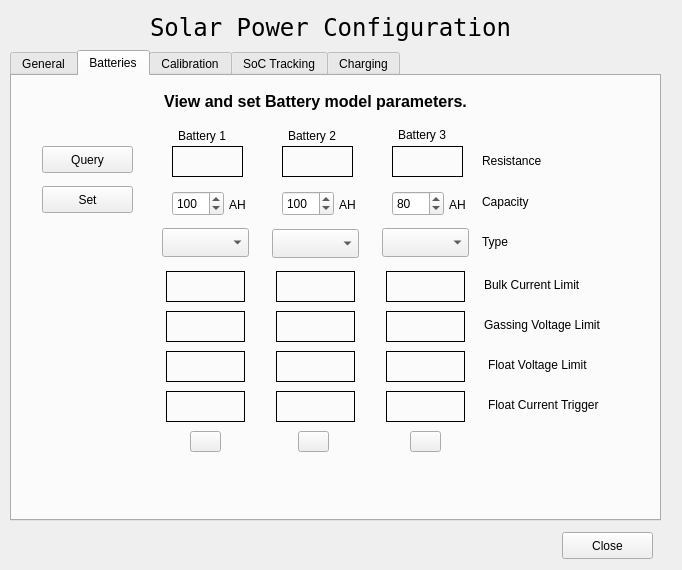
First picture: the form in gui/power-management-configure.ui, repository dmsherazi/Battery-Management-System, before the edit.
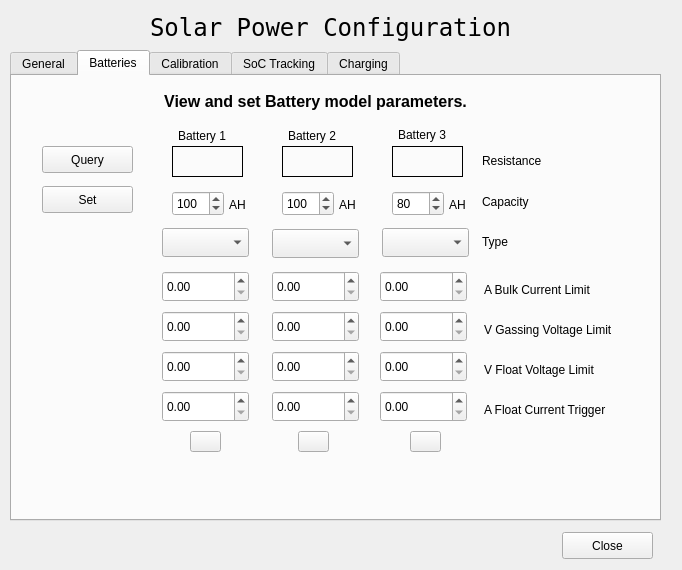
Second picture: the form after the edit. The open tabs and pages were chosen to show the change.

Commit message: Change battery parameter labels in config GUI to double spin boxes

What changed in the file:
```diff
--- a/gui/power-management-configure.ui
+++ b/gui/power-management-configure.ui
@@ -552,187 +552,43 @@
       <bool>true</bool>
      </property>
     </widget>
-    <widget class="QLabel" name="battery1FloatVoltage">
-     <property name="geometry">
-      <rect>
-       <x>154</x>
-       <y>275</y>
-       <width>79</width>
-       <height>31</height>
-      </rect>
-     </property>
-     <property name="frameShape">
-      <enum>QFrame::Box</enum>
-     </property>
-     <property name="text">
-      <string/>
-     </property>
-    </widget>
-    <widget class="QLabel" name="battery2FloatVoltage">
-     <property name="geometry">
-      <rect>
-       <x>264</x>
-       <y>275</y>
-       <width>79</width>
-       <height>31</height>
-      </rect>
-     </property>
-     <property name="frameShape">
-      <enum>QFrame::Box</enum>
-     </property>
-     <property name="text">
-      <string/>
-     </property>
-    </widget>
-    <widget class="QLabel" name="battery3FloatVoltage">
-     <property name="geometry">
-      <rect>
-       <x>374</x>
-       <y>275</y>
-       <width>79</width>
-       <height>31</height>
-      </rect>
-     </property>
-     <property name="frameShape">
-      <enum>QFrame::Box</enum>
-     </property>
-     <property name="text">
-      <string/>
-     </property>
-    </widget>
-    <widget class="QLabel" name="battery3FloatCurrent">
-     <property name="geometry">
-      <rect>
-       <x>374</x>
-       <y>315</y>
-       <width>79</width>
-       <height>31</height>
-      </rect>
-     </property>
-     <property name="frameShape">
-      <enum>QFrame::Box</enum>
-     </property>
-     <property name="text">
-      <string/>
-     </property>
-    </widget>
-    <widget class="QLabel" name="battery2FloatCurrent">
-     <property name="geometry">
-      <rect>
-       <x>264</x>
-       <y>315</y>
-       <width>79</width>
-       <height>31</height>
-      </rect>
-     </property>
-     <property name="frameShape">
-      <enum>QFrame::Box</enum>
-     </property>
-     <property name="text">
-      <string/>
-     </property>
-    </widget>
-    <widget class="QLabel" name="battery1FloatCurrent">
-     <property name="geometry">
-      <rect>
-       <x>154</x>
-       <y>315</y>
-       <width>79</width>
-       <height>31</height>
-      </rect>
-     </property>
-     <property name="frameShape">
-      <enum>QFrame::Box</enum>
-     </property>
-     <property name="text">
-      <string/>
-     </property>
-    </widget>
     <widget class="QLabel" name="floatVoltageLabel">
      <property name="geometry">
       <rect>
-       <x>476</x>
-       <y>280</y>
+       <x>472</x>
+       <y>285</y>
        <width>133</width>
        <height>17</height>
       </rect>
      </property>
      <property name="text">
-      <string>Float Voltage Limit</string>
+      <string>V Float Voltage Limit</string>
      </property>
     </widget>
     <widget class="QLabel" name="floatCurrentLabel">
      <property name="geometry">
       <rect>
-       <x>476</x>
-       <y>320</y>
+       <x>472</x>
+       <y>325</y>
        <width>143</width>
        <height>17</height>
       </rect>
      </property>
      <property name="text">
-      <string>Float Current Trigger</string>
-     </property>
-    </widget>
-    <widget class="QLabel" name="battery2AbsorptionCurrent">
-     <property name="geometry">
-      <rect>
-       <x>264</x>
-       <y>195</y>
-       <width>79</width>
-       <height>31</height>
-      </rect>
-     </property>
-     <property name="frameShape">
-      <enum>QFrame::Box</enum>
-     </property>
-     <property name="text">
-      <string/>
-     </property>
-    </widget>
-    <widget class="QLabel" name="battery3AbsorptionCurrent">
-     <property name="geometry">
-      <rect>
-       <x>374</x>
-       <y>195</y>
-       <width>79</width>
-       <height>31</height>
-      </rect>
-     </property>
-     <property name="frameShape">
-      <enum>QFrame::Box</enum>
-     </property>
-     <property name="text">
-      <string/>
-     </property>
-    </widget>
-    <widget class="QLabel" name="battery1AbsorptionCurrent">
-     <property name="geometry">
-      <rect>
-       <x>154</x>
-       <y>195</y>
-       <width>79</width>
-       <height>31</height>
-      </rect>
-     </property>
-     <property name="frameShape">
-      <enum>QFrame::Box</enum>
-     </property>
-     <property name="text">
-      <string/>
+      <string>A Float Current Trigger</string>
      </property>
     </widget>
     <widget class="QLabel" name="absorptionCurrentLabel">
      <property name="geometry">
       <rect>
        <x>472</x>
-       <y>200</y>
+       <y>205</y>
        <width>135</width>
        <height>17</height>
       </rect>
      </property>
      <property name="text">
-      <string>Bulk Current Limit</string>
+      <string>A Bulk Current Limit</string>
      </property>
     </widget>
     <widget class="QPushButton" name="resetMissing1Button">
@@ -787,61 +643,133 @@
      <property name="geometry">
       <rect>
        <x>472</x>
-       <y>240</y>
+       <y>245</y>
        <width>169</width>
        <height>17</height>
       </rect>
      </property>
      <property name="text">
-      <string>Gassing Voltage Limit</string>
+      <string>V Gassing Voltage Limit</string>
      </property>
     </widget>
-    <widget class="QLabel" name="battery1AbsorptionVoltage">
+    <widget class="QDoubleSpinBox" name="battery1AbsorptionCurrent">
      <property name="geometry">
       <rect>
-       <x>154</x>
+       <x>150</x>
+       <y>195</y>
+       <width>87</width>
+       <height>31</height>
+      </rect>
+     </property>
+    </widget>
+    <widget class="QDoubleSpinBox" name="battery1AbsorptionVoltage">
+     <property name="geometry">
+      <rect>
+       <x>150</x>
        <y>235</y>
-       <width>79</width>
+       <width>87</width>
        <height>31</height>
       </rect>
      </property>
-     <property name="frameShape">
-      <enum>QFrame::Box</enum>
+    </widget>
+    <widget class="QDoubleSpinBox" name="battery1FloatVoltage">
+     <property name="geometry">
+      <rect>
+       <x>150</x>
+       <y>275</y>
+       <width>87</width>
+       <height>31</height>
+      </rect>
      </property>
-     <property name="text">
-      <string/>
+    </widget>
+    <widget class="QDoubleSpinBox" name="battery1FloatCurrent">
+     <property name="geometry">
+      <rect>
+       <x>150</x>
+       <y>315</y>
+       <width>87</width>
+       <height>31</height>
+      </rect>
      </property>
     </widget>
-    <widget class="QLabel" name="battery2AbsorptionVoltage">
+    <widget class="QDoubleSpinBox" name="battery2FloatCurrent">
      <property name="geometry">
       <rect>
-       <x>264</x>
+       <x>260</x>
+       <y>315</y>
+       <width>87</width>
+       <height>31</height>
+      </rect>
+     </property>
+    </widget>
+    <widget class="QDoubleSpinBox" name="battery2FloatVoltage">
+     <property name="geometry">
+      <rect>
+       <x>260</x>
+       <y>275</y>
+       <width>87</width>
+       <height>31</height>
+      </rect>
+     </property>
+    </widget>
+    <widget class="QDoubleSpinBox" name="battery2AbsorptionVoltage">
+     <property name="geometry">
+      <rect>
+       <x>260</x>
        <y>235</y>
-       <width>79</width>
+       <width>87</width>
        <height>31</height>
       </rect>
      </property>
-     <property name="frameShape">
-      <enum>QFrame::Box</enum>
+    </widget>
+    <widget class="QDoubleSpinBox" name="battery2AbsorptionCurrent">
+     <property name="geometry">
+      <rect>
+       <x>260</x>
+       <y>195</y>
+       <width>87</width>
+       <height>31</height>
+      </rect>
      </property>
-     <property name="text">
-      <string/>
+    </widget>
+    <widget class="QDoubleSpinBox" name="battery3FloatCurrent">
+     <property name="geometry">
+      <rect>
+       <x>368</x>
+       <y>315</y>
+       <width>87</width>
+       <height>31</height>
+      </rect>
      </property>
     </widget>
-    <widget class="QLabel" name="battery3AbsorptionVoltage">
+    <widget class="QDoubleSpinBox" name="battery3FloatVoltage">
      <property name="geometry">
       <rect>
-       <x>374</x>
+       <x>368</x>
+       <y>275</y>
+       <width>87</width>
+       <height>31</height>
+      </rect>
+     </property>
+    </widget>
+    <widget class="QDoubleSpinBox" name="battery3AbsorptionVoltage">
+     <property name="geometry">
+      <rect>
+       <x>368</x>
        <y>235</y>
-       <width>79</width>
+       <width>87</width>
        <height>31</height>
       </rect>
      </property>
-     <property name="frameShape">
-      <enum>QFrame::Box</enum>
-     </property>
-     <property name="text">
-      <string/>
+    </widget>
+    <widget class="QDoubleSpinBox" name="battery3AbsorptionCurrent">
+     <property name="geometry">
+      <rect>
+       <x>368</x>
+       <y>195</y>
+       <width>87</width>
+       <height>31</height>
+      </rect>
      </property>
     </widget>
    </widget>
```
The commit also changes 1 other file.
